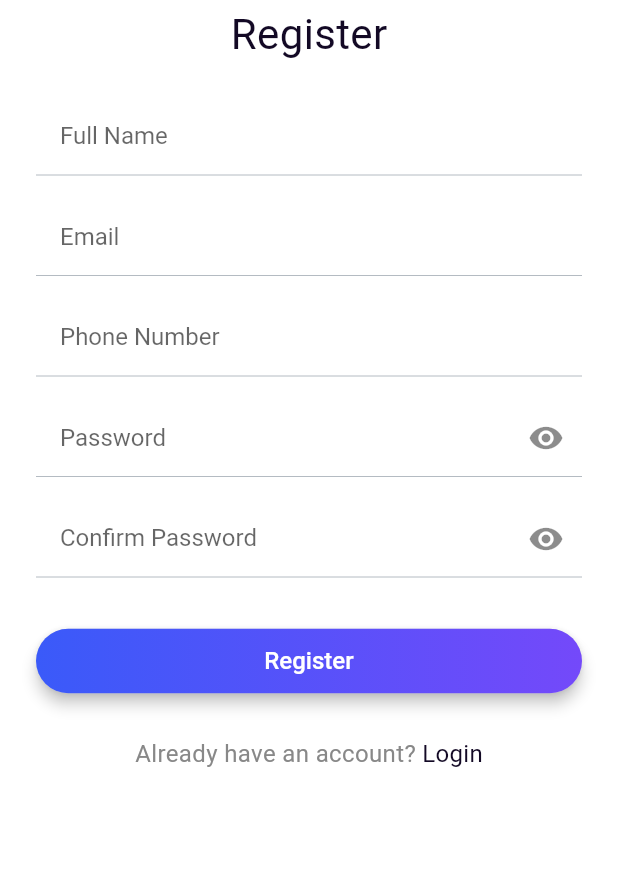
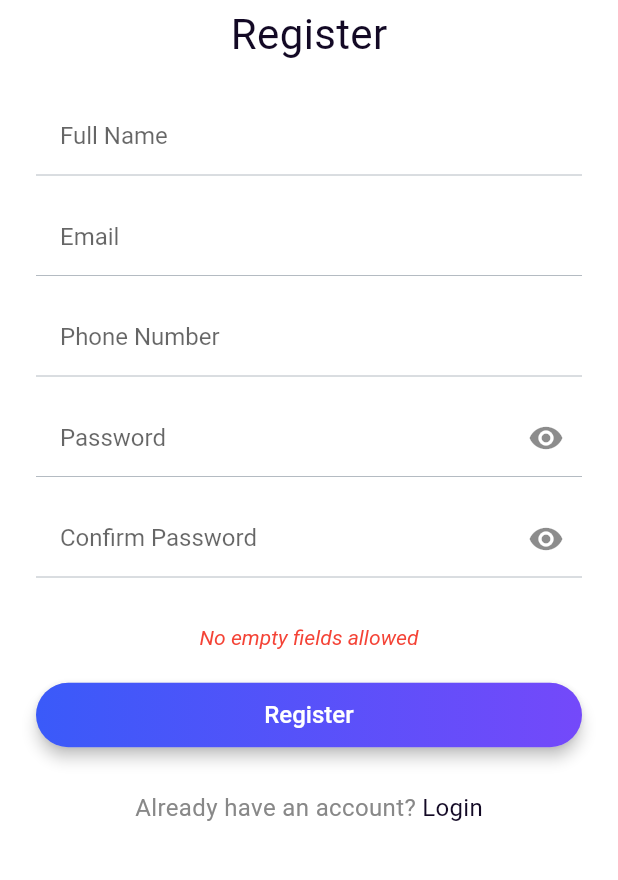
Before and after one commit to TapiwanasheTrevor/token_app, a Flutter app: the SignUp screen opened directly, after a tap on "Register", on a phone screen of 412 x 824 dp, the part 98-978 px from its top. Run offline on Flutter 3.47's test engine with Material 2 defaults, Android fonts, the phone set to English and light mode, and no system bars; our stand-ins replace flutter_svg, rflutter_alert, shared_preferences; missing offline and left inert: flutter_statusbarcolor, localregex, ndialog; accounts and stored records are empty; Roboto replaces fonts that are missing (Bold, Medium, Regular).

Commit message:
vaidation done

```diff
--- a/lib/auth/SignUp.dart
+++ b/lib/auth/SignUp.dart
@@ -2,6 +2,7 @@ import 'dart:convert';
 
 import 'package:flutter/cupertino.dart';
 import 'package:flutter/material.dart';
+import 'package:localregex/localregex.dart';
 import 'package:ndialog/ndialog.dart';
 import 'package:shared_preferences/shared_preferences.dart';
 import 'package:token_app/api/api.dart';
@@ -28,6 +29,9 @@ class SignUpState extends State<SignUp> {
   TextEditingController number = new TextEditingController();
   TextEditingController password = new TextEditingController();
   TextEditingController cpassword = new TextEditingController();
+  String _error = "";
+  final localregex = LocalRegex();
+  bool _isLoading = false;
 
   @override
   Widget build(BuildContext context) {
@@ -93,6 +97,22 @@ class SignUpState extends State<SignUp> {
                 SizedBox(
                   height: spacing_xlarge,
                 ),
+                Text(
+                  _error,
+                  style:
+                      TextStyle(color: Colors.red, fontStyle: FontStyle.italic),
+                ),
+                SizedBox(
+                  height: 10.0,
+                ),
+                _isLoading
+                    ? CircularProgressIndicator()
+                    : SizedBox(
+                        width: 0.0,
+                      ),
+                SizedBox(
+                  height: 10.0,
+                ),
                 AppButton(
                   onPressed: () {
                     if (name.text != "" &&
@@ -101,25 +121,60 @@ class SignUpState extends State<SignUp> {
                         password.text != "" &&
                         cpassword.text != "") {
                       setState(() {
+                        _isLoading = true;
                         progressDialog.show();
                       });
 
+                      if (localregex.isZwMobile(number.text)) {
+                        if (password.text.trim() == cpassword.text.trim()) {
+                          if (localregex.isEmail(email.text)) {
+                            setState(() {
+                              _error = "";
+                            });
                             API
                                 .register(name.text, email.text, number.text,
                                     password.text, cpassword.text)
                                 .then((response) {
-                        User user = User.fromJson(json.decode(response.body));
-
-                        if (user.id != null) {
+                              try {
+                                User user =
+                                    User.fromJson(json.decode(response.body));
                                 saveUserPrefs(user);
                                 Navigator.push(
                                   context,
-                            MaterialPageRoute(builder: (context) => HomePage()),
+                                  MaterialPageRoute(
+                                      builder: (context) => HomePage()),
                                 );
-                        } else {}
+                              } on FormatException catch (e) {
+                                print('error caught: $e');
+                                setState(() {
+                                  _isLoading = false;
+                                  _error = "Server error. Try again";
+                                });
+                              }
                             });
                           } else {
-                      print("error");
+                            setState(() {
+                              _isLoading = false;
+                              _error = "Invalid email address";
+                            });
+                          }
+                        } else {
+                          setState(() {
+                            _isLoading = false;
+                            _error = "Password Mismatch.";
+                          });
+                        }
+                      } else {
+                        setState(() {
+                          _isLoading = false;
+                          _error = "Invalid phone number";
+                        });
+                      }
+                    } else {
+                      setState(() {
+                        _isLoading = false;
+                        _error = "No empty fields allowed";
+                      });
                     }
                     progressDialog.dismiss();
                   },
--- a/pubspec.yaml
+++ b/pubspec.yaml
@@ -39,6 +39,7 @@ dependencies:
   flutter_launcher_icons: ^0.8.1
   flutter_local_notifications: ^3.0.2
   cached_network_image: ^2.0.0-rc
+  localregex: ^1.0.1+1
 
 dev_dependencies:
   flutter_test:
```
Also changed, not shown: pubspec.lock. Lines whose indentation alone changed are shown as unchanged.
